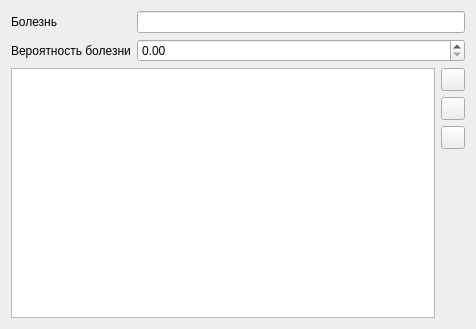
The window that src/diagnosis_rules/ruleeditwidget.ui (megakoko/m-system) describes before a commit, drawn with Qt 5.
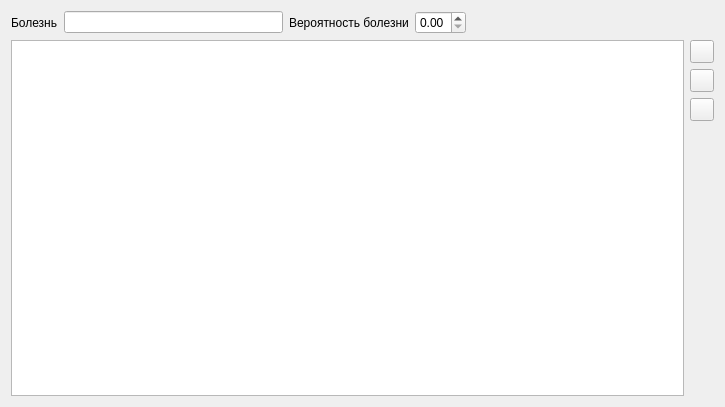
The same window after the commit.

Commit message: Изменил верхний предел для вероятности (1.0). Изменил интерфейс виджетов редактирования правил/элементов правил.

The edit to the form file:
```diff
--- a/src/diagnosis_rules/ruleeditwidget.ui
+++ b/src/diagnosis_rules/ruleeditwidget.ui
@@ -6,35 +6,55 @@
    <rect>
     <x>0</x>
     <y>0</y>
-    <width>476</width>
-    <height>329</height>
+    <width>725</width>
+    <height>407</height>
    </rect>
   </property>
   <property name="windowTitle">
    <string>Form</string>
   </property>
   <layout class="QGridLayout" name="gridLayout">
-   <item row="0" column="0" colspan="2">
-    <layout class="QFormLayout" name="formLayout">
-     <item row="0" column="0">
+   <item row="0" column="0">
+    <layout class="QHBoxLayout" name="horizontalLayout">
+     <item>
       <widget class="QLabel" name="label">
        <property name="text">
         <string>Болезнь</string>
        </property>
       </widget>
      </item>
-     <item row="0" column="1">
+     <item>
       <widget class="QLineEdit" name="m_diseaseText"/>
      </item>
-     <item row="1" column="0">
+     <item>
       <widget class="QLabel" name="label_2">
        <property name="text">
         <string>Вероятность болезни</string>
        </property>
       </widget>
      </item>
-     <item row="1" column="1">
-      <widget class="QDoubleSpinBox" name="m_diseaseProbability"/>
+     <item>
+      <widget class="QDoubleSpinBox" name="m_diseaseProbability">
+       <property name="maximum">
+        <double>1.000000000000000</double>
+       </property>
+       <property name="singleStep">
+        <double>0.100000000000000</double>
+       </property>
+      </widget>
+     </item>
+     <item>
+      <spacer name="horizontalSpacer">
+       <property name="orientation">
+        <enum>Qt::Horizontal</enum>
+       </property>
+       <property name="sizeHint" stdset="0">
+        <size>
+         <width>40</width>
+         <height>20</height>
+        </size>
+       </property>
+      </spacer>
      </item>
     </layout>
    </item>
```
The commit also changes 1 other file.
